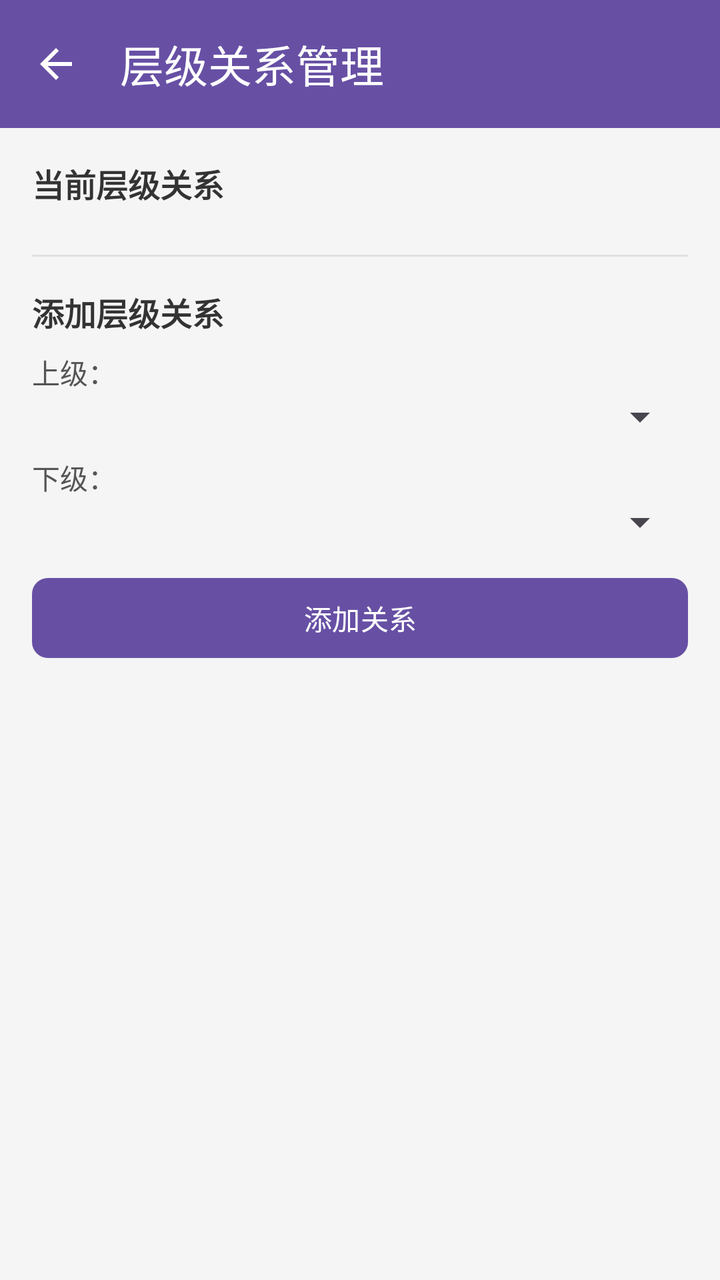
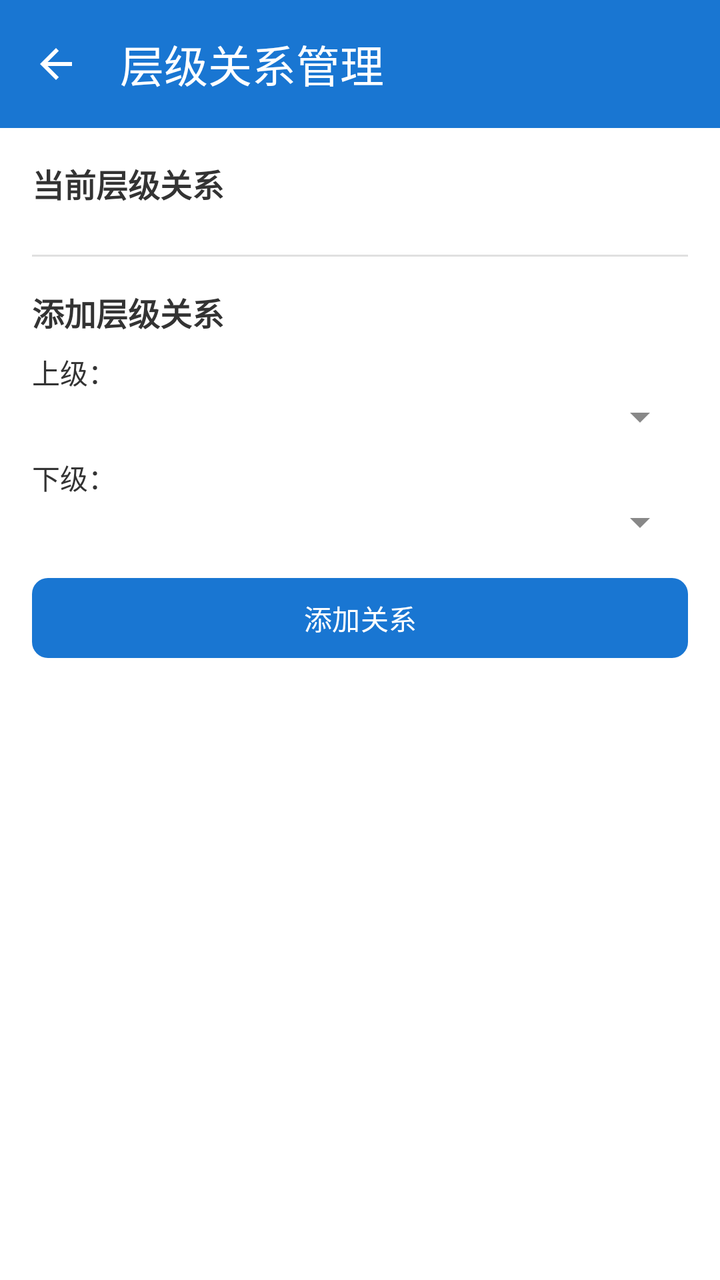

Screens rendered from an Android XML layout before and after an edit, with the pre-edit source and the edit as a unified diff.
<!-- AndroidManifest.xml: application theme Theme.Project_Pandora -->
<!-- res/layout/activity_hierarchy_manage.xml -->
<?xml version="1.0" encoding="utf-8"?>
<layout xmlns:android="http://schemas.android.com/apk/res/android"
    xmlns:app="http://schemas.android.com/apk/res-auto">

    <data>

    </data>

    <androidx.constraintlayout.widget.ConstraintLayout
        android:layout_width="match_parent"
        android:layout_height="match_parent"
        android:background="#F5F5F5">

        <com.google.android.material.appbar.MaterialToolbar
            android:id="@+id/toolbar"
            android:layout_width="match_parent"
            android:layout_height="wrap_content"
            android:background="?attr/colorPrimary"
            app:title="层级关系管理"
            app:titleTextColor="@android:color/white"
            app:navigationIcon="@drawable/ic_back"
            app:layout_constraintTop_toTopOf="parent" />

        <ScrollView
            android:layout_width="match_parent"
            android:layout_height="0dp"
            app:layout_constraintTop_toBottomOf="@id/toolbar"
            app:layout_constraintBottom_toBottomOf="parent">

            <LinearLayout
                android:layout_width="match_parent"
                android:layout_height="wrap_content"
                android:orientation="vertical"
                android:padding="16dp">

                <TextView
                    android:layout_width="wrap_content"
                    android:layout_height="wrap_content"
                    android:text="当前层级关系"
                    android:textSize="16sp"
                    android:textStyle="bold"
                    android:textColor="#333333"
                    android:layout_marginBottom="8dp" />

                <androidx.recyclerview.widget.RecyclerView
                    android:id="@+id/recyclerRelations"
                    android:layout_width="match_parent"
                    android:layout_height="wrap_content"
                    android:nestedScrollingEnabled="false" />

                <TextView
                    android:id="@+id/textNoRelations"
                    android:layout_width="match_parent"
                    android:layout_height="wrap_content"
                    android:text="暂无层级关系"
                    android:textColor="#888888"
                    android:gravity="center"
                    android:padding="16dp"
                    android:visibility="gone" />

                <View
                    android:layout_width="match_parent"
                    android:layout_height="1dp"
                    android:background="#E0E0E0"
                    android:layout_marginVertical="16dp" />

                <TextView
                    android:layout_width="wrap_content"
                    android:layout_height="wrap_content"
                    android:text="添加层级关系"
                    android:textSize="16sp"
                    android:textStyle="bold"
                    android:textColor="#333333"
                    android:layout_marginBottom="8dp" />

                <TextView
                    android:layout_width="wrap_content"
                    android:layout_height="wrap_content"
                    android:text="上级："
                    android:textSize="14sp"
                    android:textColor="#555555" />

                <Spinner
                    android:id="@+id/spinnerSuperior"
                    android:layout_width="match_parent"
                    android:layout_height="wrap_content"
                    android:layout_marginBottom="8dp" />

                <TextView
                    android:layout_width="wrap_content"
                    android:layout_height="wrap_content"
                    android:text="下级："
                    android:textSize="14sp"
                    android:textColor="#555555" />

                <Spinner
                    android:id="@+id/spinnerSubordinate"
                    android:layout_width="match_parent"
                    android:layout_height="wrap_content"
                    android:layout_marginBottom="12dp" />

                <com.google.android.material.button.MaterialButton
                    android:id="@+id/btnAddRelation"
                    android:layout_width="match_parent"
                    android:layout_height="wrap_content"
                    android:text="添加关系"
                    app:cornerRadius="8dp" />

                <TextView
                    android:id="@+id/textError"
                    android:layout_width="match_parent"
                    android:layout_height="wrap_content"
                    android:textColor="#F44336"
                    android:textSize="13sp"
                    android:layout_marginTop="8dp"
                    android:visibility="gone" />

            </LinearLayout>

        </ScrollView>

    </androidx.constraintlayout.widget.ConstraintLayout>
</layout>
<!-- resources referenced by this layout -->
<resources>
  <!-- drawable ic_back (drawable) -->
  <vector xmlns:android="http://schemas.android.com/apk/res/android"
      android:width="24dp"
      android:height="24dp"
      android:viewportWidth="24"
      android:viewportHeight="24"
      android:tint="?attr/colorOnPrimary">
      <path
          android:fillColor="@android:color/white"
          android:pathData="M20,11H7.83l5.59,-5.59L12,4l-8,8 8,8 1.41,-1.41L7.83,13H20v-2z" />
  </vector>
  <style name="Theme.Project_Pandora" parent="Base.Theme.Project_Pandora" />
  <style name="Base.Theme.Project_Pandora" parent="Theme.Material3.DayNight.NoActionBar">
          
          
      </style>
</resources>

<!-- the commit's change to res/layout/activity_hierarchy_manage.xml (unified diff, before → after) -->
@@ -9,7 +9,7 @@
     <androidx.constraintlayout.widget.ConstraintLayout
         android:layout_width="match_parent"
         android:layout_height="match_parent"
-        android:background="#F5F5F5">
+        android:background="@color/color_bg_page">
 
         <com.google.android.material.appbar.MaterialToolbar
             android:id="@+id/toolbar"
@@ -39,7 +39,7 @@
                     android:text="当前层级关系"
                     android:textSize="16sp"
                     android:textStyle="bold"
-                    android:textColor="#333333"
+                    android:textColor="@color/color_text_primary"
                     android:layout_marginBottom="8dp" />
 
                 <androidx.recyclerview.widget.RecyclerView
@@ -53,7 +53,7 @@
                     android:layout_width="match_parent"
                     android:layout_height="wrap_content"
                     android:text="暂无层级关系"
-                    android:textColor="#888888"
+                    android:textColor="@color/color_text_secondary"
                     android:gravity="center"
                     android:padding="16dp"
                     android:visibility="gone" />
@@ -70,7 +70,7 @@
                     android:text="添加层级关系"
                     android:textSize="16sp"
                     android:textStyle="bold"
-                    android:textColor="#333333"
+                    android:textColor="@color/color_text_primary"
                     android:layout_marginBottom="8dp" />
 
                 <TextView
@@ -78,7 +78,7 @@
                     android:layout_height="wrap_content"
                     android:text="上级："
                     android:textSize="14sp"
-                    android:textColor="#555555" />
+                    android:textColor="@color/color_text_primary" />
 
                 <Spinner
                     android:id="@+id/spinnerSuperior"
@@ -91,7 +91,7 @@
                     android:layout_height="wrap_content"
                     android:text="下级："
                     android:textSize="14sp"
-                    android:textColor="#555555" />
+                    android:textColor="@color/color_text_primary" />
 
                 <Spinner
                     android:id="@+id/spinnerSubordinate"
<!-- resource entries referenced after the edit -->
@@ -1,5 +1,8 @@
 <!-- resources referenced by this layout -->
 <resources>
+  <color name="color_bg_page">#FFFFFFFF</color>
+  <color name="color_text_primary">#FF333333</color>
+  <color name="color_text_secondary">#FF888888</color>
   <!-- drawable ic_back (drawable) -->
   <vector xmlns:android="http://schemas.android.com/apk/res/android"
       android:width="24dp"
@@ -14,7 +17,16 @@
   <style name="Theme.Project_Pandora" parent="Base.Theme.Project_Pandora" />
   <style name="Base.Theme.Project_Pandora" parent="Theme.Material3.DayNight.NoActionBar">
           
-          
+          <item name="colorPrimary">@color/color_calendar_today</item>
+          <item name="colorOnPrimary">@color/white</item>
+          <item name="colorSurface">@color/color_bg_page</item>
+          <item name="colorOnSurface">@color/color_text_primary</item>
+          <item name="colorOnSurfaceVariant">@color/color_text_secondary</item>
+          <item name="android:colorBackground">@color/color_bg_page</item>
+          <item name="android:textColorPrimary">@color/color_text_primary</item>
+          <item name="android:textColorSecondary">@color/color_text_secondary</item>
       </style>
+  <color name="color_calendar_today">#FF1976D2</color>
+  <color name="white">#FFFFFFFF</color>
 </resources>
 
